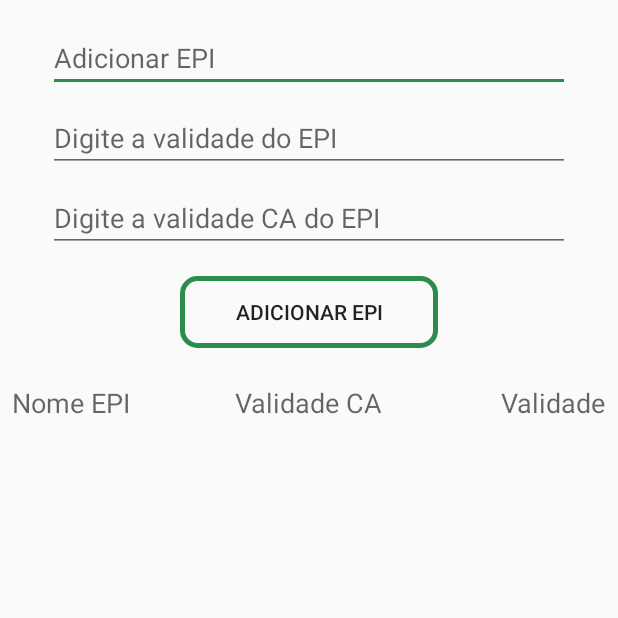
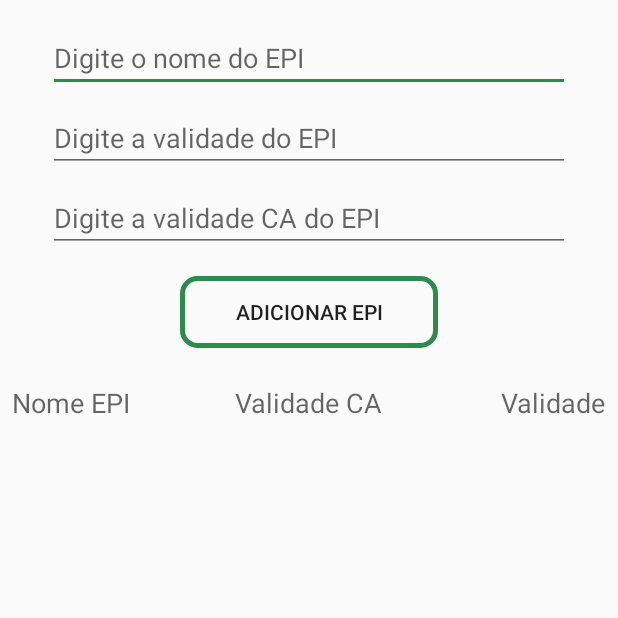
Before and after one commit to n-a-sistemas/ProjetoMobileTST, an Android app: the EpiActivity screen opened directly, with no data from a screen before it, on a phone screen of 412 x 824 dp, the top half of it. Run offline under Robolectric (Android 15) with nearby library versions, the light colour scheme and no system bars; our stand-ins replace Firebase (no records; nobody signed in at launch, a user with empty details on screens opened directly).

Commit message:
99,965% concluído

```diff
--- a/app/src/main/res/layout/activity_epi.xml
+++ b/app/src/main/res/layout/activity_epi.xml
@@ -23,7 +23,7 @@
         android:layout_marginTop="16dp"
         android:layout_marginEnd="32dp"
         android:ems="10"
-        android:hint="@string/btn_epi"
+        android:hint="@string/txt_epi_nome"
         android:inputType="textPersonName"
         app:layout_constraintEnd_toEndOf="parent"
         app:layout_constraintStart_toStartOf="parent"
```
